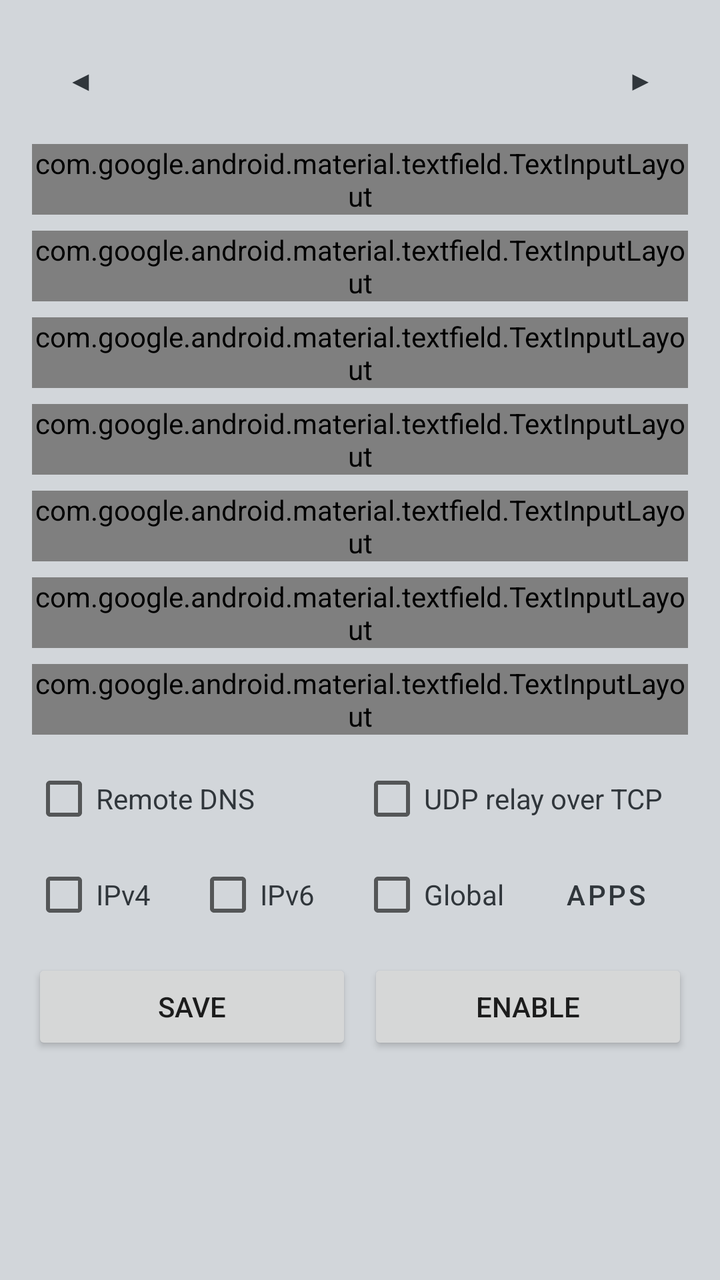
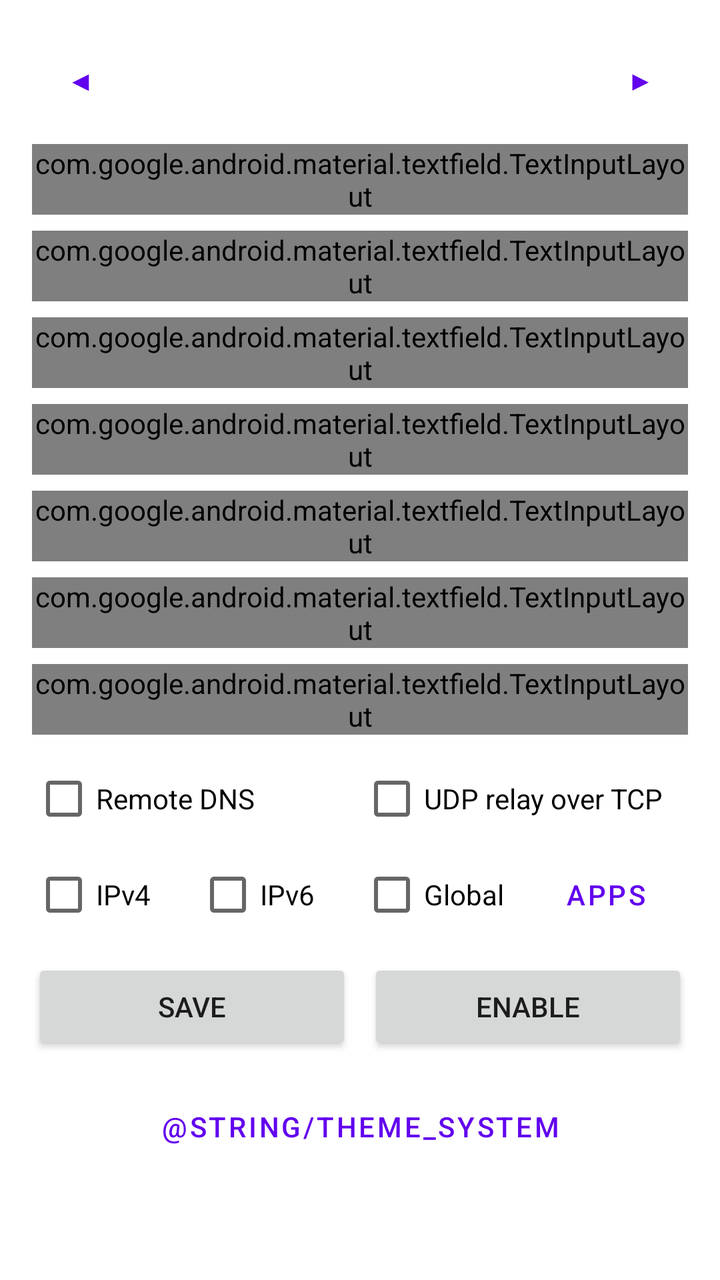

Two renders of the same Android screen: before a commit and after it. Below are the layout's source before the change and the commit's diff.
<!-- AndroidManifest.xml: fallback theme Theme.MaterialComponents.DayNight.NoActionBar -->
<!-- res/layout/main.xml -->
<?xml version="1.0" encoding="utf-8"?>
<ScrollView xmlns:android="http://schemas.android.com/apk/res/android"
    xmlns:app="http://schemas.android.com/apk/res-auto"
    android:layout_width="match_parent"
    android:layout_height="match_parent"
    android:background="@color/amir_silver">
    <LinearLayout
        android:orientation="vertical"
        android:layout_width="match_parent"
        android:layout_height="wrap_content"
        android:padding="16dp">
        <LinearLayout
            android:orientation="horizontal"
            android:layout_width="match_parent"
            android:layout_height="wrap_content"
            android:layout_marginBottom="8dp"
            android:gravity="center_vertical">
            <Button
                android:id="@+id/profile_prev"
                style="?attr/borderlessButtonStyle"
                android:layout_width="wrap_content"
                android:layout_height="wrap_content"
                android:minWidth="48dp"
                android:textColor="@color/amir_gray_dark"
                android:text="@string/profile_prev"/>
            <TextView
                android:id="@+id/profile_name"
                android:layout_width="0dp"
                android:layout_height="wrap_content"
                android:layout_weight="1"
                android:gravity="center"
                android:maxLines="1"
                android:ellipsize="end"
                android:textColor="@color/amir_gray_dark"
                android:textAppearance="?attr/textAppearanceTitleMedium"/>
            <Button
                android:id="@+id/profile_next"
                style="?attr/borderlessButtonStyle"
                android:layout_width="wrap_content"
                android:layout_height="wrap_content"
                android:minWidth="48dp"
                android:textColor="@color/amir_gray_dark"
                android:text="@string/profile_next"/>
        </LinearLayout>
        <com.google.android.material.textfield.TextInputLayout
            android:id="@+id/til_socks_addr"
            style="@style/Widget.Material3.TextInputLayout.OutlinedBox"
            android:layout_width="match_parent"
            android:layout_height="wrap_content"
            android:hint="@string/socks_addr">
            <com.google.android.material.textfield.TextInputEditText
                android:id="@+id/socks_addr"
                android:layout_width="match_parent"
                android:layout_height="wrap_content"
                android:inputType="text"
                android:maxLines="1"/>
        </com.google.android.material.textfield.TextInputLayout>
        <com.google.android.material.textfield.TextInputLayout
            android:id="@+id/til_socks_udp_addr"
            style="@style/Widget.Material3.TextInputLayout.OutlinedBox"
            android:layout_width="match_parent"
            android:layout_height="wrap_content"
            android:layout_marginTop="8dp"
            android:hint="@string/socks_udp_addr">
            <com.google.android.material.textfield.TextInputEditText
                android:id="@+id/socks_udp_addr"
                android:layout_width="match_parent"
                android:layout_height="wrap_content"
                android:inputType="text"
                android:maxLines="1"/>
        </com.google.android.material.textfield.TextInputLayout>
        <com.google.android.material.textfield.TextInputLayout
            android:id="@+id/til_socks_port"
            style="@style/Widget.Material3.TextInputLayout.OutlinedBox"
            android:layout_width="match_parent"
            android:layout_height="wrap_content"
            android:layout_marginTop="8dp"
            android:hint="@string/socks_port">
            <com.google.android.material.textfield.TextInputEditText
                android:id="@+id/socks_port"
                android:layout_width="match_parent"
                android:layout_height="wrap_content"
                android:inputType="number"
                android:maxLines="1"/>
        </com.google.android.material.textfield.TextInputLayout>
        <com.google.android.material.textfield.TextInputLayout
            android:id="@+id/til_socks_user"
            style="@style/Widget.Material3.TextInputLayout.OutlinedBox"
            android:layout_width="match_parent"
            android:layout_height="wrap_content"
            android:layout_marginTop="8dp"
            android:hint="@string/socks_user">
            <com.google.android.material.textfield.TextInputEditText
                android:id="@+id/socks_user"
                android:layout_width="match_parent"
                android:layout_height="wrap_content"
                android:inputType="text"
                android:maxLines="1"/>
        </com.google.android.material.textfield.TextInputLayout>
        <com.google.android.material.textfield.TextInputLayout
            android:id="@+id/til_socks_pass"
            style="@style/Widget.Material3.TextInputLayout.OutlinedBox"
            android:layout_width="match_parent"
            android:layout_height="wrap_content"
            android:layout_marginTop="8dp"
            android:hint="@string/socks_pass"
            app:endIconMode="password_toggle">
            <com.google.android.material.textfield.TextInputEditText
                android:id="@+id/socks_pass"
                android:layout_width="match_parent"
                android:layout_height="wrap_content"
                android:inputType="textPassword"
                android:maxLines="1"/>
        </com.google.android.material.textfield.TextInputLayout>
        <com.google.android.material.textfield.TextInputLayout
            android:id="@+id/til_dns_ipv4"
            style="@style/Widget.Material3.TextInputLayout.OutlinedBox"
            android:layout_width="match_parent"
            android:layout_height="wrap_content"
            android:layout_marginTop="8dp"
            android:hint="@string/dns_ipv4">
            <com.google.android.material.textfield.TextInputEditText
                android:id="@+id/dns_ipv4"
                android:layout_width="match_parent"
                android:layout_height="wrap_content"
                android:digits="0123456789."
                android:maxLines="1"/>
        </com.google.android.material.textfield.TextInputLayout>
        <com.google.android.material.textfield.TextInputLayout
            android:id="@+id/til_dns_ipv6"
            style="@style/Widget.Material3.TextInputLayout.OutlinedBox"
            android:layout_width="match_parent"
            android:layout_height="wrap_content"
            android:layout_marginTop="8dp"
            android:hint="@string/dns_ipv6">
            <com.google.android.material.textfield.TextInputEditText
                android:id="@+id/dns_ipv6"
                android:layout_width="match_parent"
                android:layout_height="wrap_content"
                android:digits="0123456789abcdef:"
                android:maxLines="1"/>
        </com.google.android.material.textfield.TextInputLayout>
        <LinearLayout
            android:orientation="horizontal"
            android:layout_width="match_parent"
            android:layout_height="wrap_content"
            android:layout_marginTop="8dp">
            <CheckBox
                android:id="@+id/remote_dns"
                android:layout_width="0dp"
                android:layout_height="wrap_content"
                android:layout_weight="1"
                android:textColor="@color/amir_gray_dark"
                android:text="@string/remote_dns"/>
            <CheckBox
                android:id="@+id/udp_in_tcp"
                android:layout_width="0dp"
                android:layout_height="wrap_content"
                android:layout_weight="1"
                android:textColor="@color/amir_gray_dark"
                android:text="@string/udp_in_tcp"/>
        </LinearLayout>
        <LinearLayout
            android:orientation="horizontal"
            android:layout_width="match_parent"
            android:layout_height="wrap_content"
            android:gravity="center_vertical">
            <CheckBox
                android:id="@+id/ipv4"
                android:layout_width="0dp"
                android:layout_height="wrap_content"
                android:layout_weight="1"
                android:textColor="@color/amir_gray_dark"
                android:text="@string/ipv4"/>
            <CheckBox
                android:id="@+id/ipv6"
                android:layout_width="0dp"
                android:layout_height="wrap_content"
                android:layout_weight="1"
                android:textColor="@color/amir_gray_dark"
                android:text="@string/ipv6"/>
            <CheckBox
                android:id="@+id/global"
                android:layout_width="0dp"
                android:layout_height="wrap_content"
                android:layout_weight="1"
                android:textColor="@color/amir_gray_dark"
                android:text="@string/global"/>
            <Button
                android:id="@+id/apps"
                style="?attr/materialButtonOutlinedStyle"
                android:layout_width="0dp"
                android:layout_height="wrap_content"
                android:layout_weight="1"
                android:textColor="@color/amir_gray_dark"
                android:text="@string/apps"/>
        </LinearLayout>
        <LinearLayout
            android:orientation="horizontal"
            android:layout_width="match_parent"
            android:layout_height="wrap_content"
            android:layout_marginTop="8dp">
            <Button
                android:id="@+id/save"
                android:layout_width="0dp"
                android:layout_height="wrap_content"
                android:layout_weight="1"
                android:layout_marginEnd="8dp"
                android:text="@string/save"/>
            <Button
                android:id="@+id/control"
                android:layout_width="0dp"
                android:layout_height="wrap_content"
                android:layout_weight="1"
                android:text="@string/control_enable"/>
        </LinearLayout>
    </LinearLayout>
</ScrollView>
<!-- resources referenced by this layout -->
<resources>
  <color name="amir_gray_dark">#30363B</color>
  <color name="amir_silver">#D2D6DA</color>
  <string name="apps">Apps</string>
  <string name="control_enable">Enable</string>
  <string name="dns_ipv4">DNS IPv4</string>
  <string name="dns_ipv6">DNS IPv6</string>
  <string name="global">Global</string>
  <string name="ipv4">IPv4</string>
  <string name="ipv6">IPv6</string>
  <string name="profile_next">▶</string>
  <string name="profile_prev">◀</string>
  <string name="remote_dns">Remote DNS</string>
  <string name="save">Save</string>
  <string name="socks_addr">Socks Address</string>
  <string name="socks_pass">Socks Password</string>
  <string name="socks_port">Socks Port</string>
  <string name="socks_udp_addr">Socks UDP Address</string>
  <string name="socks_user">Socks Username</string>
  <string name="udp_in_tcp">UDP relay over TCP</string>
</resources>

<!-- the commit's change to res/layout/main.xml (unified diff, before → after) -->
@@ -3,7 +3,7 @@
     xmlns:app="http://schemas.android.com/apk/res-auto"
     android:layout_width="match_parent"
     android:layout_height="match_parent"
-    android:background="@color/amir_silver">
+    android:background="?android:attr/colorBackground">
     <LinearLayout
         android:orientation="vertical"
         android:layout_width="match_parent"
@@ -21,7 +21,6 @@
                 android:layout_width="wrap_content"
                 android:layout_height="wrap_content"
                 android:minWidth="48dp"
-                android:textColor="@color/amir_gray_dark"
                 android:text="@string/profile_prev"/>
             <TextView
                 android:id="@+id/profile_name"
@@ -31,7 +30,6 @@
                 android:gravity="center"
                 android:maxLines="1"
                 android:ellipsize="end"
-                android:textColor="@color/amir_gray_dark"
                 android:textAppearance="?attr/textAppearanceTitleMedium"/>
             <Button
                 android:id="@+id/profile_next"
@@ -39,7 +37,6 @@
                 android:layout_width="wrap_content"
                 android:layout_height="wrap_content"
                 android:minWidth="48dp"
-                android:textColor="@color/amir_gray_dark"
                 android:text="@string/profile_next"/>
         </LinearLayout>
         <com.google.android.material.textfield.TextInputLayout
@@ -150,14 +147,12 @@
                 android:layout_width="0dp"
                 android:layout_height="wrap_content"
                 android:layout_weight="1"
-                android:textColor="@color/amir_gray_dark"
                 android:text="@string/remote_dns"/>
             <CheckBox
                 android:id="@+id/udp_in_tcp"
                 android:layout_width="0dp"
                 android:layout_height="wrap_content"
                 android:layout_weight="1"
-                android:textColor="@color/amir_gray_dark"
                 android:text="@string/udp_in_tcp"/>
         </LinearLayout>
         <LinearLayout
@@ -170,21 +165,18 @@
                 android:layout_width="0dp"
                 android:layout_height="wrap_content"
                 android:layout_weight="1"
-                android:textColor="@color/amir_gray_dark"
                 android:text="@string/ipv4"/>
             <CheckBox
                 android:id="@+id/ipv6"
                 android:layout_width="0dp"
                 android:layout_height="wrap_content"
                 android:layout_weight="1"
-                android:textColor="@color/amir_gray_dark"
                 android:text="@string/ipv6"/>
             <CheckBox
                 android:id="@+id/global"
                 android:layout_width="0dp"
                 android:layout_height="wrap_content"
                 android:layout_weight="1"
-                android:textColor="@color/amir_gray_dark"
                 android:text="@string/global"/>
             <Button
                 android:id="@+id/apps"
@@ -192,7 +184,6 @@
                 android:layout_width="0dp"
                 android:layout_height="wrap_content"
                 android:layout_weight="1"
-                android:textColor="@color/amir_gray_dark"
                 android:text="@string/apps"/>
         </LinearLayout>
         <LinearLayout
@@ -214,5 +205,12 @@
                 android:layout_weight="1"
                 android:text="@string/control_enable"/>
         </LinearLayout>
+        <Button
+            android:id="@+id/theme"
+            style="?attr/materialButtonOutlinedStyle"
+            android:layout_width="match_parent"
+            android:layout_height="wrap_content"
+            android:layout_marginTop="12dp"
+            android:text="@string/theme_system"/>
     </LinearLayout>
 </ScrollView>
<!-- resource entries referenced after the edit -->
@@ -1,7 +1,5 @@
 <!-- resources referenced by this layout -->
 <resources>
-  <color name="amir_gray_dark">#30363B</color>
-  <color name="amir_silver">#D2D6DA</color>
   <string name="apps">Apps</string>
   <string name="control_enable">Enable</string>
   <string name="dns_ipv4">DNS IPv4</string>
